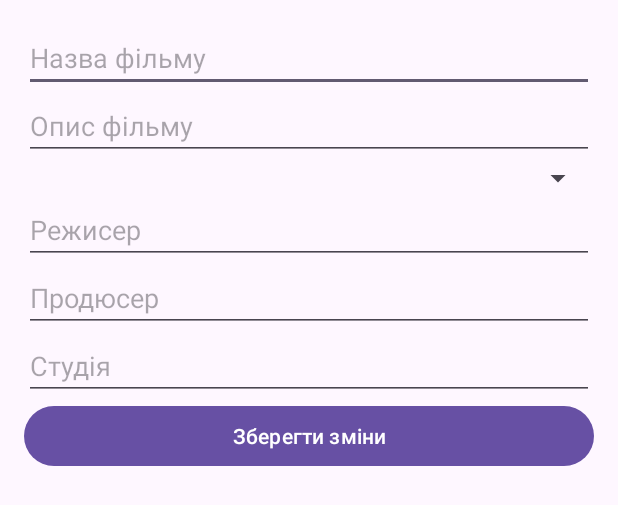
After one commit to dimavoronkov2222/Movie-app, an Android app: the layout activity_edit_movie.xml on its own in the app's theme, with its tools: preview values and no code run, on a phone screen of 412 x 824 dp. The commit adds this screen. Shown: the top 505 px of the screen. Run offline under Robolectric (Android 15) with nearby library versions, the phone set to English and light mode, and no system bars.

Commit message:
add files and edit code

```diff
--- /dev/null
+++ b/app/src/main/res/layout/activity_edit_movie.xml
@@ -0,0 +1,41 @@
+<?xml version="1.0" encoding="utf-8"?>
+<LinearLayout xmlns:android="http://schemas.android.com/apk/res/android"
+    android:layout_width="match_parent"
+    android:layout_height="match_parent"
+    android:orientation="vertical"
+    android:padding="16dp">
+    <EditText
+        android:id="@+id/editTextTitle"
+        android:layout_width="match_parent"
+        android:layout_height="wrap_content"
+        android:hint="Назва фільму" />
+    <EditText
+        android:id="@+id/editTextDescription"
+        android:layout_width="match_parent"
+        android:layout_height="wrap_content"
+        android:hint="Опис фільму" />
+    <Spinner
+        android:id="@+id/spinnerGenre"
+        android:layout_width="match_parent"
+        android:layout_height="wrap_content" />
+    <EditText
+        android:id="@+id/editTextDirector"
+        android:layout_width="match_parent"
+        android:layout_height="wrap_content"
+        android:hint="Режисер" />
+    <EditText
+        android:id="@+id/editTextProducer"
+        android:layout_width="match_parent"
+        android:layout_height="wrap_content"
+        android:hint="Продюсер" />
+    <EditText
+        android:id="@+id/editTextStudio"
+        android:layout_width="match_parent"
+        android:layout_height="wrap_content"
+        android:hint="Студія" />
+    <Button
+        android:id="@+id/buttonSave"
+        android:layout_width="match_parent"
+        android:layout_height="wrap_content"
+        android:text="Зберегти зміни" />
+</LinearLayout>
```
Also changed, not shown: app/src/main/java/com/dmytro/moviesapp/DatabaseHelper.java (+17 -0 lines), app/src/main/java/com/dmytro/moviesapp/EditMovieActivity.java (added, +54 -0 lines), app/src/main/java/com/dmytro/moviesapp/MainActivity.java (+7 -2 lines).
